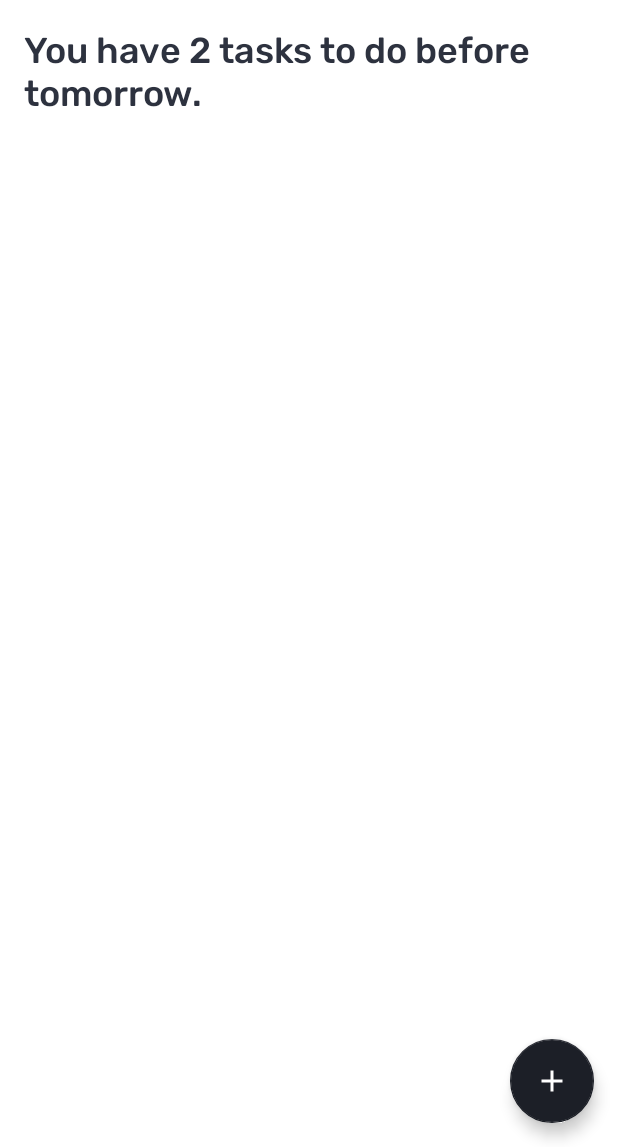
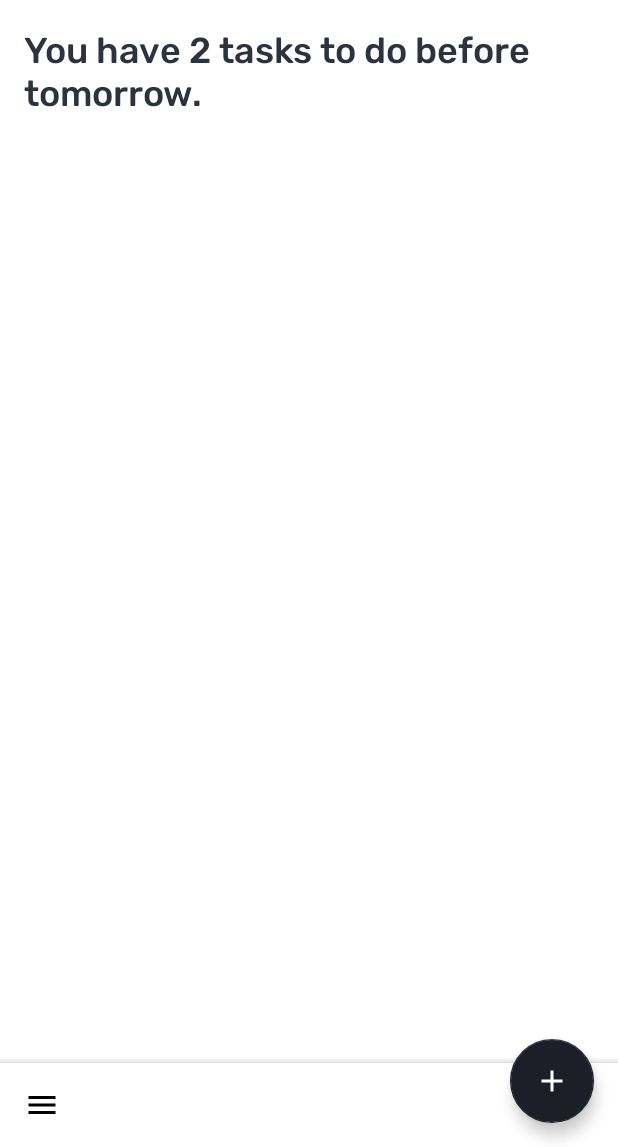
Before and after one commit to peterdpong/checked-android, an Android app: the screen it shows after launch (MainActivity), on a phone screen of 412 x 824 dp, the part 89-1236 px from its top. Run offline under Robolectric (Android 15) with nearby library versions, the phone set to English and light mode, and no system bars.

Commit message:
Added bottom app navigaton

```diff
--- /dev/null
+++ b/app/src/main/res/drawable/ic_menu.xml
@@ -0,0 +1,9 @@
+<vector xmlns:android="http://schemas.android.com/apk/res/android"
+        android:width="24dp"
+        android:height="24dp"
+        android:viewportWidth="24.0"
+        android:viewportHeight="24.0">
+    <path
+        android:fillColor="#FF000000"
+        android:pathData="M3,18h18v-2L3,16v2zM3,13h18v-2L3,11v2zM3,6v2h18L21,6L3,6z"/>
+</vector>
--- a/app/src/main/res/layout/fragment_list.xml
+++ b/app/src/main/res/layout/fragment_list.xml
@@ -56,17 +56,25 @@
         tools:layout_editor_absoluteX="0dp"
         tools:layout_editor_absoluteY="-1dp">
 
+        <com.google.android.material.bottomappbar.BottomAppBar
+            android:id="@+id/bottom_nav_bar"
+            android:layout_width="match_parent"
+            android:layout_height="wrap_content"
+            android:layout_gravity="bottom"
+            android:backgroundTint="@color/mainBackground"
+            app:navigationIcon="@drawable/ic_menu"/>
+
 
         <com.google.android.material.floatingactionbutton.FloatingActionButton
             android:id="@+id/floating_action_button"
             android:layout_width="wrap_content"
             android:layout_height="wrap_content"
+            android:layout_margin="16dp"
             android:layout_gravity="bottom|end"
-            android:layout_margin="16dp"
             android:transitionName="list_to_detail"
-            app:backgroundTint="@color/colorAccent"
+            app:backgroundTint="@color/mainText"
             app:srcCompat="@drawable/ic_plus"
-            app:tint="@color/white" />
+            app:tint="@color/mainBackground" />
 
     </androidx.coordinatorlayout.widget.CoordinatorLayout>
 
--- a/app/src/main/res/values/styles.xml
+++ b/app/src/main/res/values/styles.xml
@@ -8,4 +8,8 @@
         <item name="colorAccent">@color/colorAccent</item>
     </style>
 
+    <style name="BottomAppBar" parent="Widget.MaterialComponents.BottomAppBar.Colored">
+        <item name="colorControlNormal">@color/white</item>
+    </style>
+
 </resources>
```
